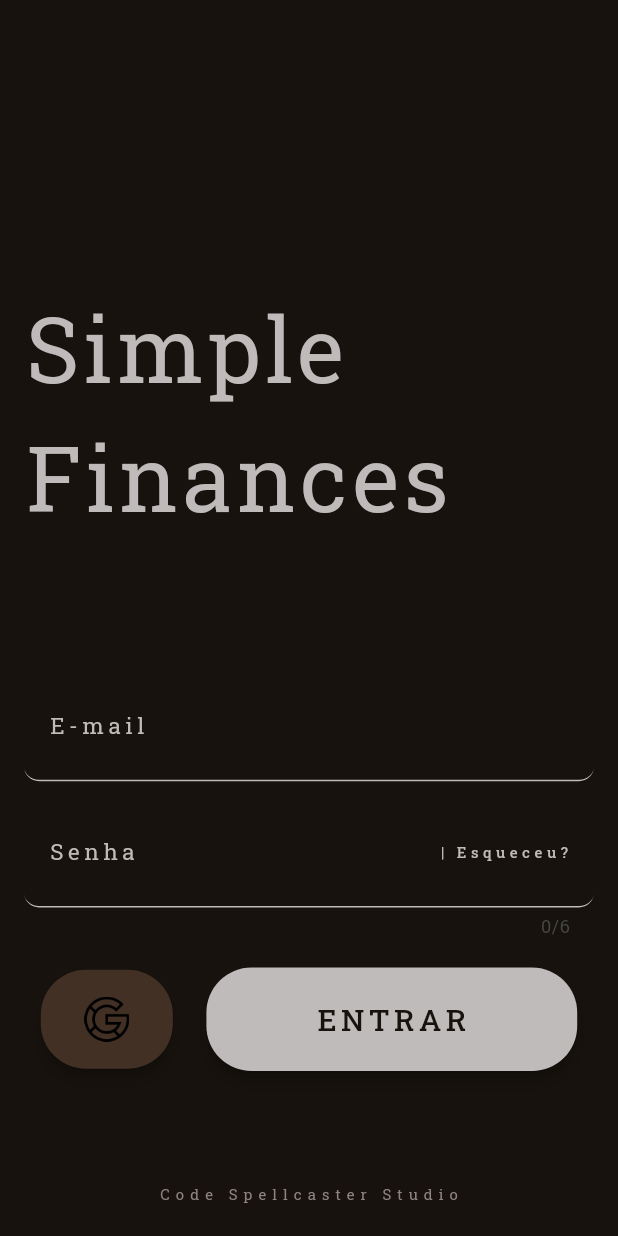
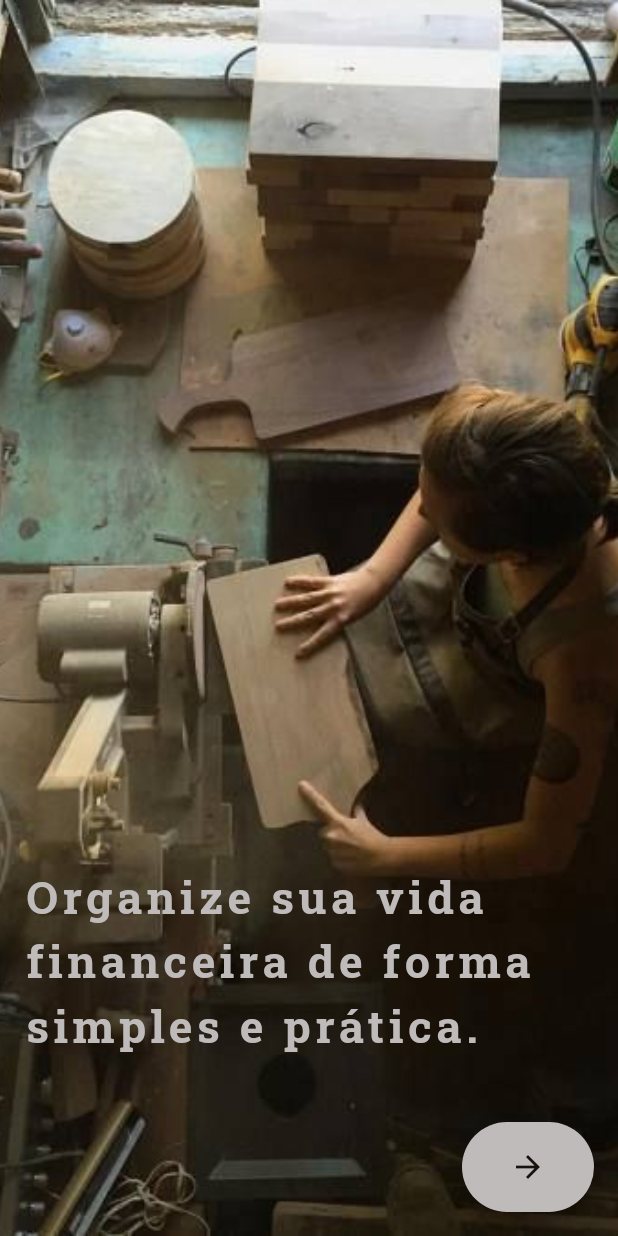
Before and after one commit to devherik/simple_finances, a Flutter app: the screen it shows after launch, on a phone screen of 412 x 824 dp. Run offline on Flutter 3.47's test engine with Material 2 defaults, Android fonts, the phone set to English and light mode, and no system bars; our stand-ins replace firebase_auth, firebase_core, go_router, google_fonts, hexcolor; accounts and stored records are empty.

Commit message:
view: create a welcome page

```diff
--- a/lib/config/router/app_router.dart
+++ b/lib/config/router/app_router.dart
@@ -1,6 +1,7 @@
 import 'package:go_router/go_router.dart';
 import 'package:simple_finances/features/authentication/page_auth.dart';
 import 'package:simple_finances/features/home/page_home.dart';
+import 'package:simple_finances/features/welcome/page_welcome.dart';
 import 'package:simple_finances/widget_tree.dart';
 
 class AppRouter {
@@ -16,6 +17,10 @@ class AppRouter {
     GoRoute(
       path: '/widgettree',
       builder: (context, state) => const WidgetTree(),
+    ),
+    GoRoute(
+      path: '/welcome',
+      builder: (context, state) => const PageWelcome(),
     )
   ], initialLocation: '/widgettree');
 }
--- a/lib/features/authentication/page_auth.dart
+++ b/lib/features/authentication/page_auth.dart
@@ -33,9 +33,6 @@ class _PageAuthState extends State<PageAuth> {
         color: gbl.primaryDark,
         height: MediaQuery.of(context).size.height,
         width: MediaQuery.of(context).size.width,
-        // decoration: const BoxDecoration(
-        //     image: DecorationImage(
-        //         image: AssetImage(gbl.backgroundImage), fit: BoxFit.cover)),
         child: SingleChildScrollView(
           reverse: true,
           padding: const EdgeInsets.all(16),
@@ -199,7 +196,7 @@ class _PageAuthState extends State<PageAuth> {
                       onLongPress: null,
                       minWidth: MediaQuery.of(context).size.width * .6,
                       child: Text(
-                        'ENTRAR',
+                        'Entrar',
                         style: TextStyle(
                             letterSpacing: 3,
                             fontSize: 20,
--- /dev/null
+++ b/lib/features/welcome/page_welcome.dart
@@ -0,0 +1,58 @@
+import 'package:flutter/material.dart';
+import 'package:go_router/go_router.dart';
+
+import 'package:simple_finances/config/util/app_globals.dart' as gbl;
+
+class PageWelcome extends StatelessWidget {
+  const PageWelcome({super.key});
+
+  @override
+  Widget build(BuildContext context) {
+    return Scaffold(
+      backgroundColor: gbl.primaryDark,
+      body: Container(
+        padding: const EdgeInsets.all(16),
+        height: MediaQuery.of(context).size.height,
+        width: MediaQuery.of(context).size.width,
+        decoration: const BoxDecoration(
+          image: DecorationImage(
+              image: AssetImage(gbl.backgroundImage), fit: BoxFit.cover),
+        ),
+        child: Column(
+          verticalDirection: VerticalDirection.up,
+          children: [
+            Align(
+              alignment: Alignment.bottomRight,
+              child: MaterialButton(
+                padding:
+                    const EdgeInsets.symmetric(vertical: 18, horizontal: 18),
+                onPressed: () {
+                  context.push('/login');
+                },
+                elevation: 4,
+                color: gbl.primaryLight,
+                shape: RoundedRectangleBorder(
+                    borderRadius: BorderRadius.circular(30)),
+                child: Icon(
+                  Icons.arrow_forward,
+                  color: gbl.primaryDark,
+                ),
+              ),
+            ),
+            Align(
+              alignment: Alignment.center,
+              child: Text(
+                'Organize sua vida financeira de forma simples e prática. \n ',
+                style: TextStyle(
+                    fontSize: 30,
+                    color: gbl.primaryLight,
+                    fontWeight: FontWeight.bold,
+                    letterSpacing: 3),
+              ),
+            )
+          ],
+        ),
+      ),
+    );
+  }
+}
--- a/lib/widget_tree.dart
+++ b/lib/widget_tree.dart
@@ -1,7 +1,7 @@
 import 'package:flutter/material.dart';
-import 'package:simple_finances/features/authentication/page_auth.dart';
 import 'package:simple_finances/features/home/page_home.dart';
 import 'package:simple_finances/config/database/firebase/app_fireauth_db.dart';
+import 'package:simple_finances/features/welcome/page_welcome.dart';
 
 class WidgetTree extends StatefulWidget {
   const WidgetTree({super.key});
@@ -16,7 +16,7 @@ class _WidgetTreeState extends State<WidgetTree> {
     return StreamBuilder(
       stream: FireAuth().authStateChanges,
       builder: (context, snapshot) =>
-          snapshot.hasData ? const PageHome() : const PageAuth(),
+          snapshot.hasData ? const PageHome() : const PageWelcome(),
     );
   }
 }
```
Also changed, not shown: assets/worker_background.jpeg.
